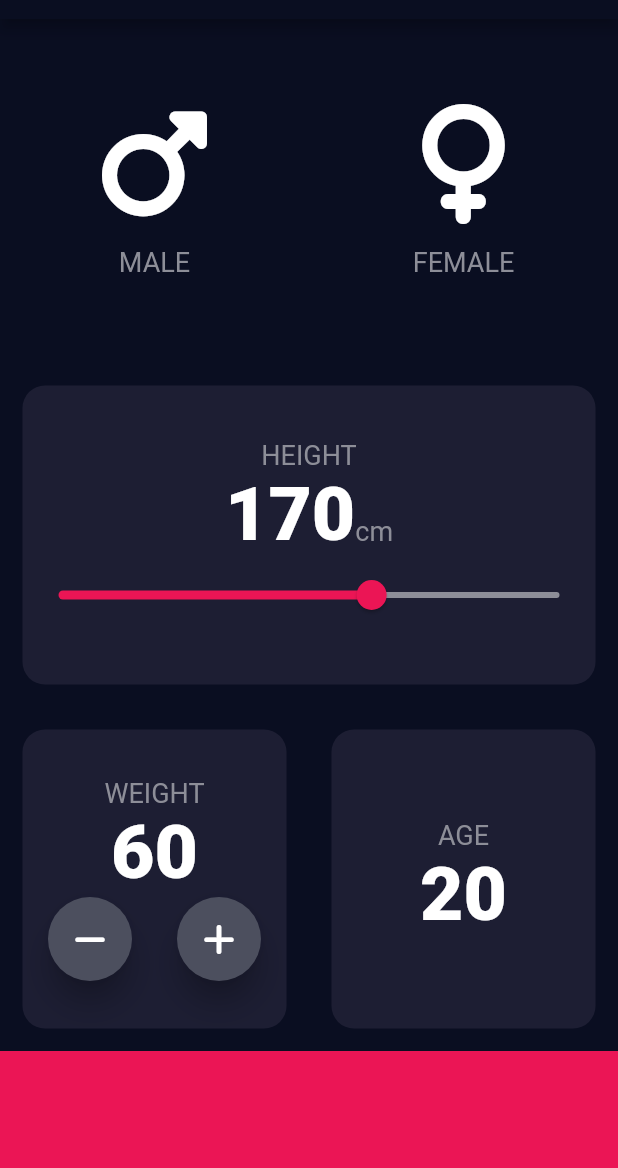
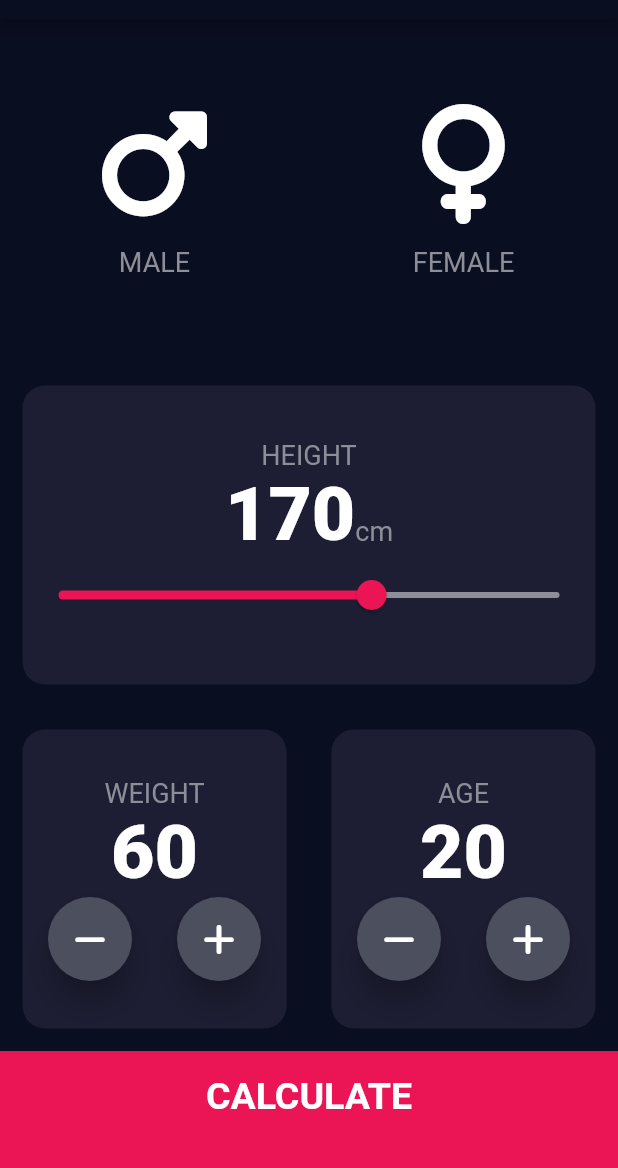
Before and after one commit to Lichyo/BMI_Calculator, a Flutter app: the screen it shows after launch, on a phone screen of 412 x 824 dp, the part 65-1233 px from its top. Run offline on Flutter 3.47's test engine with Material 2 defaults, Android fonts, the phone set to English and light mode, and no system bars; our stand-ins replace font_awesome_flutter.

Commit message:
input_page V.0 is done

```diff
--- a/lib/input_page.dart
+++ b/lib/input_page.dart
@@ -132,9 +132,11 @@ class _InputPageState extends State<InputPage> {
                           children: [
                             RoundIconButton(
                               icon: FontAwesomeIcons.minus,
-                              onPressed: (){
+                              onPressed: () {
                                 setState(() {
-                                  weight -= 1;
+                                  if (weight > 0) {
+                                    weight -= 1;
+                                  }
                                 });
                               },
                             ),
@@ -143,7 +145,7 @@ class _InputPageState extends State<InputPage> {
                             ),
                             RoundIconButton(
                               icon: FontAwesomeIcons.plus,
-                              onPressed: (){
+                              onPressed: () {
                                 setState(() {
                                   weight += 1;
                                 });
@@ -169,6 +171,32 @@ class _InputPageState extends State<InputPage> {
                           age.toString(),
                           style: kLargeLabelTextStyle,
                         ),
+                        Row(
+                          mainAxisAlignment: MainAxisAlignment.center,
+                          children: [
+                            RoundIconButton(
+                              icon: FontAwesomeIcons.minus,
+                              onPressed: () {
+                                setState(() {
+                                  if (age > 0) {
+                                    age -= 1;
+                                  }
+                                });
+                              },
+                            ),
+                            SizedBox(
+                              width: 30.0,
+                            ),
+                            RoundIconButton(
+                              icon: FontAwesomeIcons.plus,
+                              onPressed: () {
+                                setState(() {
+                                  age += 1;
+                                });
+                              },
+                            ),
+                          ],
+                        ),
                       ],
                     ),
                   ),
@@ -176,10 +204,24 @@ class _InputPageState extends State<InputPage> {
               ],
             ),
           ),
-          Container(
-            height: 80.0,
-            width: double.infinity,
-            color: kBottomContainerColor,
+          GestureDetector(
+            onTap: () {
+              Navigator.pushNamed(context, 'calculate_page');
+            },
+            child: Container(
+              padding: EdgeInsets.only(bottom: 20),
+              alignment: Alignment.center,
+              child: Text(
+                'CALCULATE',
+                style: TextStyle(
+                  fontWeight: FontWeight.bold,
+                  fontSize: 25.0,
+                ),
+              ),
+              height: 80.0,
+              width: double.infinity,
+              color: kBottomContainerColor,
+            ),
           ),
         ],
       ),
--- a/lib/main.dart
+++ b/lib/main.dart
@@ -1,3 +1,4 @@
+import 'package:bmi_calculator/calculate_page.dart';
 import 'package:flutter/material.dart';
 import 'input_page.dart';
 
@@ -7,6 +8,10 @@ class BMICalculator extends StatelessWidget {
   @override
   Widget build(BuildContext context) {
     return MaterialApp(
+      routes: {
+        'input_page': (context) => InputPage(),
+        'calculate_page': (context) => Calculate(),
+      },
       theme: ThemeData.dark().copyWith(
         primaryColor: Color(0xFF0A0E21),
         scaffoldBackgroundColor: Color(0xFF0A0E21),
```
Also changed, not shown: lib/calculate_page.dart (added, +30 -0 lines).
